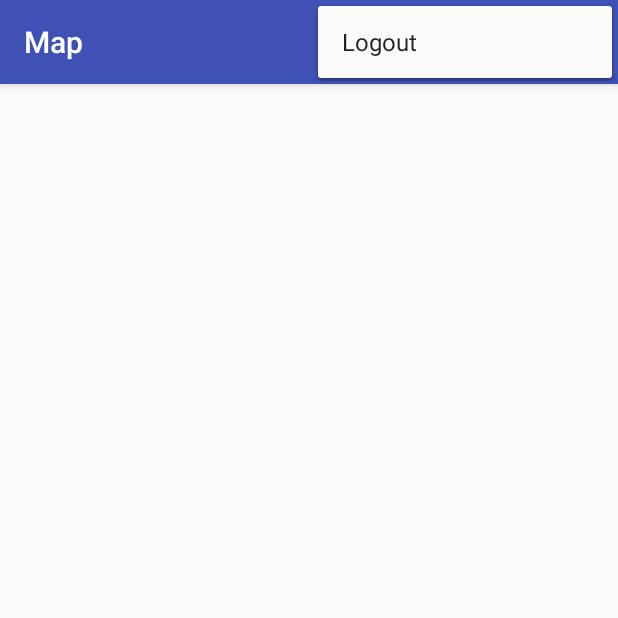
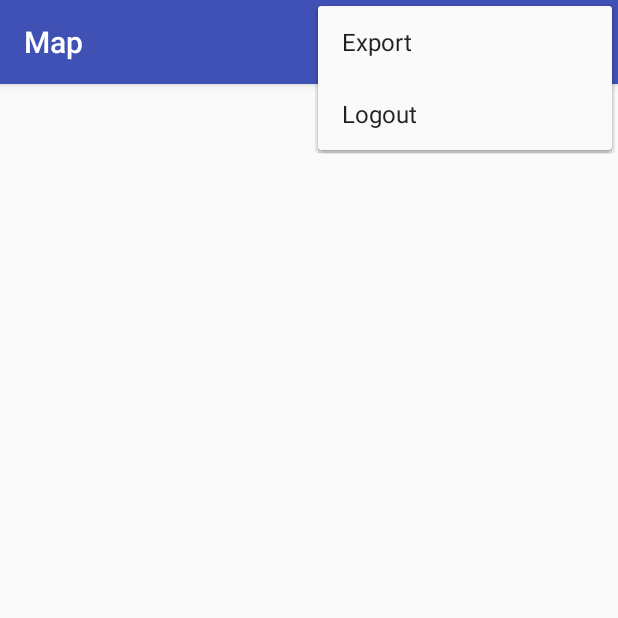
Before and after one commit to lucassklp/EasyStreets, an Android app: the MapsActivity screen opened directly, with no data from a screen before it, with the options menu open, on a phone screen of 412 x 824 dp, the top half of it. Run offline under Robolectric (Android 15) with nearby library versions, the phone set to English and light mode, and no system bars; our stand-ins replace Volley.

Commit message:
Export Button

```diff
--- a/Mobile/EasyStreets/app/src/main/res/menu/menu_princ.xml
+++ b/Mobile/EasyStreets/app/src/main/res/menu/menu_princ.xml
@@ -3,8 +3,13 @@
     xmlns:app="http://schemas.android.com/apk/res-auto">
 
     <item
+        android:id="@+id/function_export"
+        android:title="@string/function_export"
+        app:showAsAction="never" />
+
+    <item
         android:id="@+id/function_logout"
-        android:title="Logout"
+        android:title="@string/function_logout"
         app:showAsAction="never" />
 
 </menu>
--- a/Mobile/EasyStreets/app/src/main/res/values/strings.xml
+++ b/Mobile/EasyStreets/app/src/main/res/values/strings.xml
@@ -3,6 +3,7 @@
     <string name="title_activity_login">Sign in</string>
     <string name="title_activity_register"> Register </string>
     <string name="function_logout">Logout</string>
+    <string name="function_export">Export</string>
 
     <!-- Edit Marker -->
     <string name="text_edit_marker">Edit Marker</string>
```
